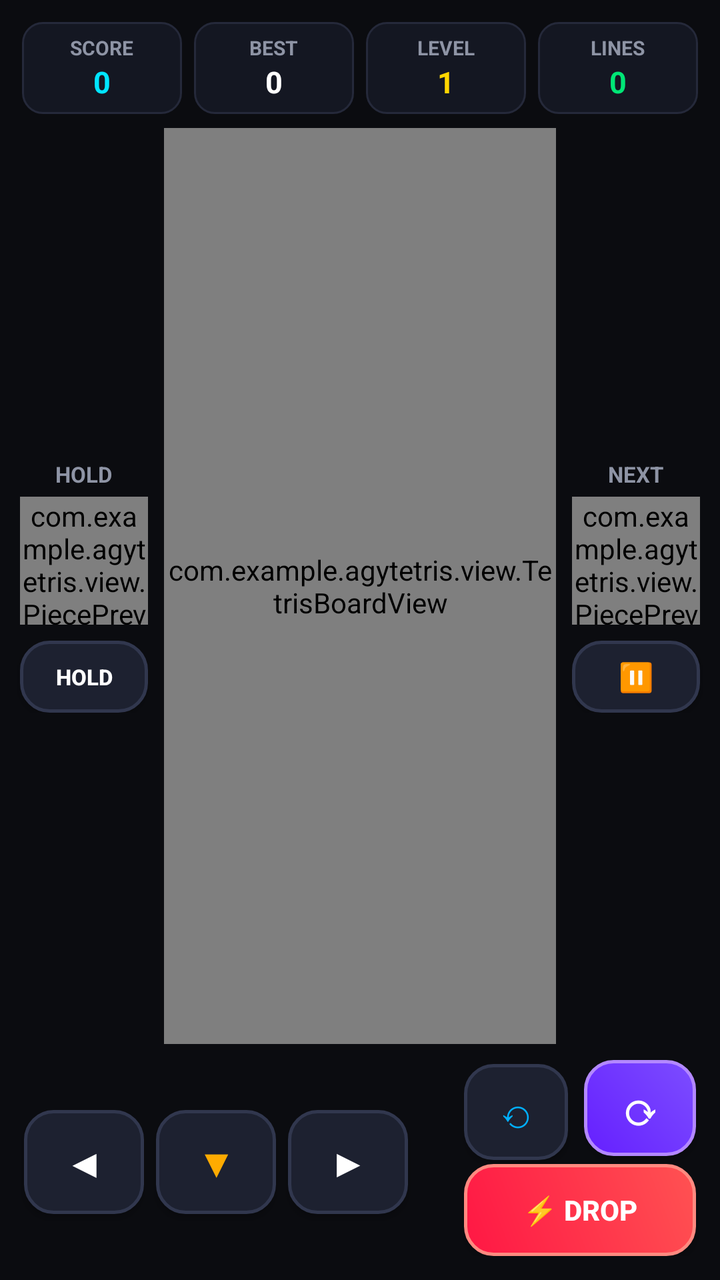
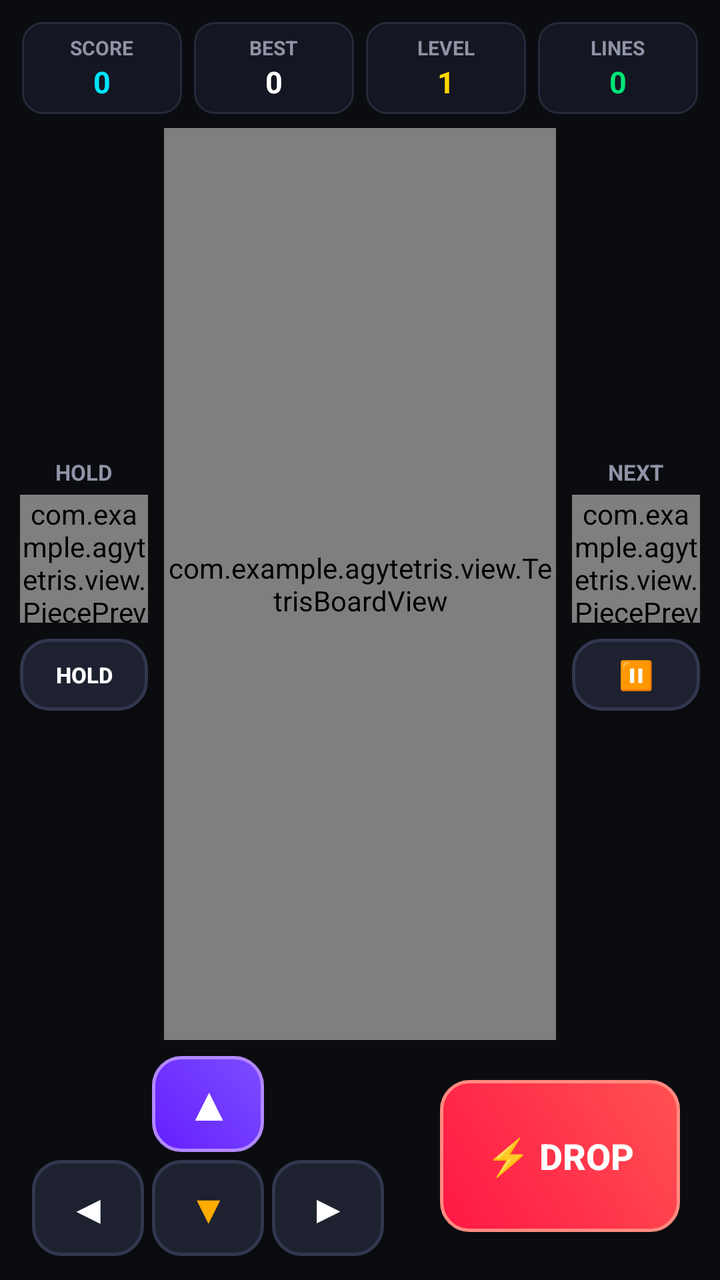

The first picture is an Android layout as it rendered before a commit; the second is the same layout after the commit. The layout source and the unified diff follow.
<!-- AndroidManifest.xml: application theme Theme.AGYTetris -->
<!-- res/layout/activity_main.xml -->
<?xml version="1.0" encoding="utf-8"?>
<FrameLayout xmlns:android="http://schemas.android.com/apk/res/android"
    xmlns:app="http://schemas.android.com/apk/res-auto"
    xmlns:tools="http://schemas.android.com/tools"
    android:id="@+id/rootContainer"
    android:layout_width="match_parent"
    android:layout_height="match_parent"
    android:background="@color/bg_dark">

    <androidx.constraintlayout.widget.ConstraintLayout
        android:id="@+id/main"
        android:layout_width="match_parent"
        android:layout_height="match_parent"
        android:padding="8dp">

        
        <LinearLayout
            android:id="@+id/scoreboardLayout"
            android:layout_width="0dp"
            android:layout_height="wrap_content"
            android:orientation="horizontal"
            android:weightSum="4"
            app:layout_constraintEnd_toEndOf="parent"
            app:layout_constraintStart_toStartOf="parent"
            app:layout_constraintTop_toTopOf="parent">

            
            <LinearLayout
                android:layout_width="0dp"
                android:layout_height="wrap_content"
                android:layout_margin="3dp"
                android:layout_weight="1"
                android:background="@drawable/bg_stat_card"
                android:gravity="center"
                android:orientation="vertical"
                android:padding="6dp">

                <TextView
                    android:layout_width="wrap_content"
                    android:layout_height="wrap_content"
                    android:text="@string/score_label"
                    android:textColor="@color/text_secondary"
                    android:textSize="10sp"
                    android:textStyle="bold" />

                <TextView
                    android:id="@+id/tvScore"
                    android:layout_width="wrap_content"
                    android:layout_height="wrap_content"
                    android:text="0"
                    android:textColor="@color/text_accent"
                    android:textSize="15sp"
                    android:textStyle="bold" />
            </LinearLayout>

            
            <LinearLayout
                android:layout_width="0dp"
                android:layout_height="wrap_content"
                android:layout_margin="3dp"
                android:layout_weight="1"
                android:background="@drawable/bg_stat_card"
                android:gravity="center"
                android:orientation="vertical"
                android:padding="6dp">

                <TextView
                    android:layout_width="wrap_content"
                    android:layout_height="wrap_content"
                    android:text="@string/high_score_label"
                    android:textColor="@color/text_secondary"
                    android:textSize="10sp"
                    android:textStyle="bold" />

                <TextView
                    android:id="@+id/tvHighScore"
                    android:layout_width="wrap_content"
                    android:layout_height="wrap_content"
                    android:text="0"
                    android:textColor="@color/text_primary"
                    android:textSize="15sp"
                    android:textStyle="bold" />
            </LinearLayout>

            
            <LinearLayout
                android:layout_width="0dp"
                android:layout_height="wrap_content"
                android:layout_margin="3dp"
                android:layout_weight="1"
                android:background="@drawable/bg_stat_card"
                android:gravity="center"
                android:orientation="vertical"
                android:padding="6dp">

                <TextView
                    android:layout_width="wrap_content"
                    android:layout_height="wrap_content"
                    android:text="@string/level_label"
                    android:textColor="@color/text_secondary"
                    android:textSize="10sp"
                    android:textStyle="bold" />

                <TextView
                    android:id="@+id/tvLevel"
                    android:layout_width="wrap_content"
                    android:layout_height="wrap_content"
                    android:text="1"
                    android:textColor="#FFD600"
                    android:textSize="15sp"
                    android:textStyle="bold" />
            </LinearLayout>

            
            <LinearLayout
                android:layout_width="0dp"
                android:layout_height="wrap_content"
                android:layout_margin="3dp"
                android:layout_weight="1"
                android:background="@drawable/bg_stat_card"
                android:gravity="center"
                android:orientation="vertical"
                android:padding="6dp">

                <TextView
                    android:layout_width="wrap_content"
                    android:layout_height="wrap_content"
                    android:text="@string/lines_label"
                    android:textColor="@color/text_secondary"
                    android:textSize="10sp"
                    android:textStyle="bold" />

                <TextView
                    android:id="@+id/tvLines"
                    android:layout_width="wrap_content"
                    android:layout_height="wrap_content"
                    android:text="0"
                    android:textColor="#00E676"
                    android:textSize="15sp"
                    android:textStyle="bold" />
            </LinearLayout>
        </LinearLayout>

        
        <LinearLayout
            android:id="@+id/leftSidePanel"
            android:layout_width="68dp"
            android:layout_height="wrap_content"
            android:gravity="center_horizontal"
            android:orientation="vertical"
            app:layout_constraintBottom_toTopOf="@+id/controlsLayout"
            app:layout_constraintStart_toStartOf="parent"
            app:layout_constraintTop_toBottomOf="@+id/scoreboardLayout">

            <TextView
                android:layout_width="wrap_content"
                android:layout_height="wrap_content"
                android:layout_marginBottom="4dp"
                android:text="@string/hold_label"
                android:textColor="@color/text_secondary"
                android:textSize="11sp"
                android:textStyle="bold" />

            <com.example.agytetris.view.PiecePreviewView
                android:id="@+id/holdPreviewView"
                android:layout_width="64dp"
                android:layout_height="64dp" />

            <androidx.appcompat.widget.AppCompatButton
                android:id="@+id/btnHold"
                android:layout_width="64dp"
                android:layout_height="36dp"
                android:layout_marginTop="8dp"
                android:background="@drawable/bg_control_btn"
                android:text="@string/hold_label"
                android:textColor="@color/text_primary"
                android:textSize="11sp"
                android:textStyle="bold" />
        </LinearLayout>

        
        <com.example.agytetris.view.TetrisBoardView
            android:id="@+id/tetrisBoardView"
            android:layout_width="0dp"
            android:layout_height="0dp"
            android:layout_marginHorizontal="6dp"
            android:layout_marginVertical="4dp"
            app:layout_constraintBottom_toTopOf="@+id/controlsLayout"
            app:layout_constraintEnd_toStartOf="@+id/rightSidePanel"
            app:layout_constraintStart_toEndOf="@+id/leftSidePanel"
            app:layout_constraintTop_toBottomOf="@+id/scoreboardLayout" />

        
        <LinearLayout
            android:id="@+id/rightSidePanel"
            android:layout_width="68dp"
            android:layout_height="wrap_content"
            android:gravity="center_horizontal"
            android:orientation="vertical"
            app:layout_constraintBottom_toTopOf="@+id/controlsLayout"
            app:layout_constraintEnd_toEndOf="parent"
            app:layout_constraintTop_toBottomOf="@+id/scoreboardLayout">

            <TextView
                android:layout_width="wrap_content"
                android:layout_height="wrap_content"
                android:layout_marginBottom="4dp"
                android:text="@string/next_label"
                android:textColor="@color/text_secondary"
                android:textSize="11sp"
                android:textStyle="bold" />

            <com.example.agytetris.view.PiecePreviewView
                android:id="@+id/nextPreviewView"
                android:layout_width="64dp"
                android:layout_height="64dp" />

            <androidx.appcompat.widget.AppCompatButton
                android:id="@+id/btnPause"
                android:layout_width="64dp"
                android:layout_height="36dp"
                android:layout_marginTop="8dp"
                android:background="@drawable/bg_control_btn"
                android:text="⏸"
                android:textColor="@color/text_primary"
                android:textSize="14sp" />
        </LinearLayout>

        
        <androidx.constraintlayout.widget.ConstraintLayout
            android:id="@+id/controlsLayout"
            android:layout_width="0dp"
            android:layout_height="wrap_content"
            android:paddingVertical="4dp"
            app:layout_constraintBottom_toBottomOf="parent"
            app:layout_constraintEnd_toEndOf="parent"
            app:layout_constraintStart_toStartOf="parent">

            
            <androidx.appcompat.widget.AppCompatButton
                android:id="@+id/btnLeft"
                android:layout_width="60dp"
                android:layout_height="52dp"
                android:layout_marginStart="4dp"
                android:background="@drawable/bg_control_btn"
                android:text="◀"
                android:textColor="@color/text_primary"
                android:textSize="20sp"
                app:layout_constraintBottom_toBottomOf="@+id/btnSoftDrop"
                app:layout_constraintStart_toStartOf="parent"
                app:layout_constraintTop_toTopOf="@+id/btnSoftDrop" />

            <androidx.appcompat.widget.AppCompatButton
                android:id="@+id/btnSoftDrop"
                android:layout_width="60dp"
                android:layout_height="52dp"
                android:layout_marginHorizontal="6dp"
                android:layout_marginTop="4dp"
                android:background="@drawable/bg_control_btn"
                android:text="▼"
                android:textColor="@color/btn_soft_drop"
                android:textSize="20sp"
                app:layout_constraintBottom_toBottomOf="parent"
                app:layout_constraintStart_toEndOf="@+id/btnLeft"
                app:layout_constraintTop_toTopOf="parent" />

            <androidx.appcompat.widget.AppCompatButton
                android:id="@+id/btnRight"
                android:layout_width="60dp"
                android:layout_height="52dp"
                android:layout_marginStart="6dp"
                android:background="@drawable/bg_control_btn"
                android:text="▶"
                android:textColor="@color/text_primary"
                android:textSize="20sp"
                app:layout_constraintBottom_toBottomOf="@+id/btnSoftDrop"
                app:layout_constraintStart_toEndOf="@+id/btnSoftDrop"
                app:layout_constraintTop_toTopOf="@+id/btnSoftDrop" />

            
            <androidx.appcompat.widget.AppCompatButton
                android:id="@+id/btnRotateCCW"
                android:layout_width="52dp"
                android:layout_height="48dp"
                android:layout_marginEnd="8dp"
                android:background="@drawable/bg_control_btn"
                android:text="⟲"
                android:textColor="@color/btn_action"
                android:textSize="20sp"
                app:layout_constraintBottom_toTopOf="@+id/btnHardDrop"
                app:layout_constraintEnd_toStartOf="@+id/btnRotateCW"
                app:layout_constraintTop_toTopOf="parent" />

            <androidx.appcompat.widget.AppCompatButton
                android:id="@+id/btnRotateCW"
                android:layout_width="56dp"
                android:layout_height="48dp"
                android:layout_marginEnd="4dp"
                android:background="@drawable/bg_rotate_btn"
                android:text="⟳"
                android:textColor="@color/white"
                android:textSize="22sp"
                android:textStyle="bold"
                app:layout_constraintBottom_toTopOf="@+id/btnHardDrop"
                app:layout_constraintEnd_toEndOf="parent"
                app:layout_constraintTop_toTopOf="parent" />

            <androidx.appcompat.widget.AppCompatButton
                android:id="@+id/btnHardDrop"
                android:layout_width="116dp"
                android:layout_height="46dp"
                android:layout_marginTop="4dp"
                android:layout_marginEnd="4dp"
                android:background="@drawable/bg_hard_drop_btn"
                android:text="⚡ DROP"
                android:textColor="@color/white"
                android:textSize="14sp"
                android:textStyle="bold"
                app:layout_constraintBottom_toBottomOf="parent"
                app:layout_constraintEnd_toEndOf="parent"
                app:layout_constraintTop_toBottomOf="@+id/btnRotateCW" />

        </androidx.constraintlayout.widget.ConstraintLayout>

    </androidx.constraintlayout.widget.ConstraintLayout>

    
    <LinearLayout
        android:id="@+id/overlayGameOver"
        android:layout_width="match_parent"
        android:layout_height="match_parent"
        android:background="#E60B0C10"
        android:gravity="center"
        android:orientation="vertical"
        android:padding="24dp"
        android:visibility="gone"
        tools:visibility="gone">

        <TextView
            android:layout_width="wrap_content"
            android:layout_height="wrap_content"
            android:text="@string/game_over_title"
            android:textColor="#FF1744"
            android:textSize="32sp"
            android:textStyle="bold" />

        <TextView
            android:id="@+id/tvFinalScore"
            android:layout_width="wrap_content"
            android:layout_height="wrap_content"
            android:layout_marginTop="16dp"
            android:text="SCORE: 0"
            android:textColor="@color/text_primary"
            android:textSize="20sp"
            android:textStyle="bold" />

        <TextView
            android:id="@+id/tvNewRecordBadge"
            android:layout_width="wrap_content"
            android:layout_height="wrap_content"
            android:layout_marginTop="8dp"
            android:background="#2E7D32"
            android:paddingHorizontal="12dp"
            android:paddingVertical="4dp"
            android:text="@string/new_record_msg"
            android:textColor="@color/white"
            android:textSize="12sp"
            android:textStyle="bold"
            android:visibility="gone" />

        <androidx.appcompat.widget.AppCompatButton
            android:id="@+id/btnPlayAgain"
            android:layout_width="180dp"
            android:layout_height="52dp"
            android:layout_marginTop="28dp"
            android:background="@drawable/bg_rotate_btn"
            android:text="@string/btn_new_game"
            android:textColor="@color/white"
            android:textSize="16sp"
            android:textStyle="bold" />
    </LinearLayout>

    
    <LinearLayout
        android:id="@+id/overlayPause"
        android:layout_width="match_parent"
        android:layout_height="match_parent"
        android:background="#CC0B0C10"
        android:gravity="center"
        android:orientation="vertical"
        android:padding="24dp"
        android:visibility="gone"
        tools:visibility="gone">

        <TextView
            android:layout_width="wrap_content"
            android:layout_height="wrap_content"
            android:text="@string/game_paused_title"
            android:textColor="@color/text_accent"
            android:textSize="32sp"
            android:textStyle="bold" />

        <androidx.appcompat.widget.AppCompatButton
            android:id="@+id/btnResume"
            android:layout_width="180dp"
            android:layout_height="50dp"
            android:layout_marginTop="28dp"
            android:background="@drawable/bg_control_btn"
            android:text="@string/btn_resume"
            android:textColor="@color/text_primary"
            android:textSize="15sp"
            android:textStyle="bold" />

        <androidx.appcompat.widget.AppCompatButton
            android:id="@+id/btnRestart"
            android:layout_width="180dp"
            android:layout_height="50dp"
            android:layout_marginTop="12dp"
            android:background="@drawable/bg_control_btn"
            android:text="@string/btn_restart"
            android:textColor="#FF5252"
            android:textSize="15sp"
            android:textStyle="bold" />
    </LinearLayout>

</FrameLayout>
<!-- resources referenced by this layout -->
<resources>
  <color name="bg_dark">#0B0C10</color>
  <color name="btn_action">#00B0FF</color>
  <color name="btn_soft_drop">#FFAB00</color>
  <color name="text_accent">#00E5FF</color>
  <color name="text_primary">#FFFFFF</color>
  <color name="text_secondary">#8E94A5</color>
  <color name="white">#FFFFFFFF</color>
  <!-- drawable bg_control_btn (drawable) -->
  <?xml version="1.0" encoding="utf-8"?>
  <ripple xmlns:android="http://schemas.android.com/apk/res/android"
      android:color="#4DFFFFFF">
      <item>
          <shape android:shape="rectangle">
              <solid android:color="@color/btn_control_bg" />
              <corners android:radius="14dp" />
              <stroke
                  android:width="1.5dp"
                  android:color="@color/btn_control_stroke" />
          </shape>
      </item>
  </ripple>
  <!-- drawable bg_hard_drop_btn (drawable) -->
  <?xml version="1.0" encoding="utf-8"?>
  <ripple xmlns:android="http://schemas.android.com/apk/res/android"
      android:color="#80FFFFFF">
      <item>
          <shape android:shape="rectangle">
              <gradient
                  android:angle="45"
                  android:startColor="#FF1744"
                  android:endColor="#FF5252" />
              <corners android:radius="14dp" />
              <stroke
                  android:width="1.5dp"
                  android:color="#FF8A80" />
          </shape>
      </item>
  </ripple>
  <!-- drawable bg_rotate_btn (drawable) -->
  <?xml version="1.0" encoding="utf-8"?>
  <ripple xmlns:android="http://schemas.android.com/apk/res/android"
      android:color="#80FFFFFF">
      <item>
          <shape android:shape="rectangle">
              <gradient
                  android:angle="45"
                  android:startColor="#651FFF"
                  android:endColor="#7C4DFF" />
              <corners android:radius="14dp" />
              <stroke
                  android:width="1.5dp"
                  android:color="#B388FF" />
          </shape>
      </item>
  </ripple>
  <!-- drawable bg_stat_card (drawable) -->
  <?xml version="1.0" encoding="utf-8"?>
  <shape xmlns:android="http://schemas.android.com/apk/res/android"
      android:shape="rectangle">
      <solid android:color="@color/surface_dark" />
      <corners android:radius="10dp" />
      <stroke
          android:width="1dp"
          android:color="@color/surface_border" />
  </shape>
  <string name="btn_new_game">PLAY AGAIN</string>
  <string name="btn_restart">RESTART</string>
  <string name="btn_resume">RESUME</string>
  <string name="game_over_title">GAME OVER</string>
  <string name="game_paused_title">PAUSED</string>
  <string name="high_score_label">BEST</string>
  <string name="hold_label">HOLD</string>
  <string name="level_label">LEVEL</string>
  <string name="lines_label">LINES</string>
  <string name="new_record_msg">NEW RECORD!</string>
  <string name="next_label">NEXT</string>
  <string name="score_label">SCORE</string>
  <style name="Theme.AGYTetris" parent="Base.Theme.AGYTetris" />
  <color name="btn_control_bg">#1D2130</color>
  <color name="btn_control_stroke">#31374E</color>
  <color name="surface_dark">#141722</color>
  <color name="surface_border">#25293A</color>
  <style name="Base.Theme.AGYTetris" parent="Theme.Material3.Dark.NoActionBar">
          <item name="android:windowBackground">@color/bg_dark</item>
          <item name="android:statusBarColor">@color/bg_dark</item>
          <item name="android:navigationBarColor">@color/bg_dark</item>
      </style>
</resources>

<!-- the commit's change to res/layout/activity_main.xml (unified diff, before → after) -->
@@ -237,88 +237,91 @@
             app:layout_constraintStart_toStartOf="parent">
 
             
-            <androidx.appcompat.widget.AppCompatButton
-                android:id="@+id/btnLeft"
-                android:layout_width="60dp"
-                android:layout_height="52dp"
-                android:layout_marginStart="4dp"
-                android:background="@drawable/bg_control_btn"
-                android:text="◀"
-                android:textColor="@color/text_primary"
-                android:textSize="20sp"
-                app:layout_constraintBottom_toBottomOf="@+id/btnSoftDrop"
+            <androidx.constraintlayout.widget.ConstraintLayout
+                android:id="@+id/dpadLayout"
+                android:layout_width="wrap_content"
+                android:layout_height="wrap_content"
+                android:layout_marginStart="8dp"
+                app:layout_constraintBottom_toBottomOf="parent"
                 app:layout_constraintStart_toStartOf="parent"
-                app:layout_constraintTop_toTopOf="@+id/btnSoftDrop" />
-
-            <androidx.appcompat.widget.AppCompatButton
-                android:id="@+id/btnSoftDrop"
-                android:layout_width="60dp"
-                android:layout_height="52dp"
-                android:layout_marginHorizontal="6dp"
-                android:layout_marginTop="4dp"
-                android:background="@drawable/bg_control_btn"
-                android:text="▼"
-                android:textColor="@color/btn_soft_drop"
-                android:textSize="20sp"
-                app:layout_constraintBottom_toBottomOf="parent"
-                app:layout_constraintStart_toEndOf="@+id/btnLeft"
-                app:layout_constraintTop_toTopOf="parent" />
-
-            <androidx.appcompat.widget.AppCompatButton
-                android:id="@+id/btnRight"
-                android:layout_width="60dp"
-                android:layout_height="52dp"
-                android:layout_marginStart="6dp"
-                android:background="@drawable/bg_control_btn"
-                android:text="▶"
-                android:textColor="@color/text_primary"
-                android:textSize="20sp"
-                app:layout_constraintBottom_toBottomOf="@+id/btnSoftDrop"
-                app:layout_constraintStart_toEndOf="@+id/btnSoftDrop"
-                app:layout_constraintTop_toTopOf="@+id/btnSoftDrop" />
-
-            
-            <androidx.appcompat.widget.AppCompatButton
-                android:id="@+id/btnRotateCCW"
-                android:layout_width="52dp"
-                android:layout_height="48dp"
-                android:layout_marginEnd="8dp"
-                android:background="@drawable/bg_control_btn"
-                android:text="⟲"
-                android:textColor="@color/btn_action"
-                android:textSize="20sp"
-                app:layout_constraintBottom_toTopOf="@+id/btnHardDrop"
-                app:layout_constraintEnd_toStartOf="@+id/btnRotateCW"
-                app:layout_constraintTop_toTopOf="parent" />
-
-            <androidx.appcompat.widget.AppCompatButton
-                android:id="@+id/btnRotateCW"
-                android:layout_width="56dp"
-                android:layout_height="48dp"
-                android:layout_marginEnd="4dp"
-                android:background="@drawable/bg_rotate_btn"
-                android:text="⟳"
-                android:textColor="@color/white"
-                android:textSize="22sp"
-                android:textStyle="bold"
-                app:layout_constraintBottom_toTopOf="@+id/btnHardDrop"
-                app:layout_constraintEnd_toEndOf="parent"
-                app:layout_constraintTop_toTopOf="parent" />
-
+                app:layout_constraintTop_toTopOf="parent">
+
+                
+                <androidx.appcompat.widget.AppCompatButton
+                    android:id="@+id/btnRotateCW"
+                    android:layout_width="56dp"
+                    android:layout_height="48dp"
+                    android:background="@drawable/bg_rotate_btn"
+                    android:text="▲"
+                    android:textColor="@color/white"
+                    android:textSize="22sp"
+                    android:textStyle="bold"
+                    app:layout_constraintBottom_toTopOf="@+id/btnSoftDrop"
+                    app:layout_constraintEnd_toEndOf="@+id/btnSoftDrop"
+                    app:layout_constraintStart_toStartOf="@+id/btnSoftDrop"
+                    app:layout_constraintTop_toTopOf="parent" />
+
+                
+                <androidx.appcompat.widget.AppCompatButton
+                    android:id="@+id/btnLeft"
+                    android:layout_width="56dp"
+                    android:layout_height="48dp"
+                    android:layout_marginEnd="4dp"
+                    android:background="@drawable/bg_control_btn"
+                    android:text="◀"
+                    android:textColor="@color/text_primary"
+                    android:textSize="20sp"
+                    app:layout_constraintBottom_toBottomOf="@+id/btnSoftDrop"
+                    app:layout_constraintEnd_toStartOf="@+id/btnSoftDrop"
+                    app:layout_constraintStart_toStartOf="parent"
+                    app:layout_constraintTop_toTopOf="@+id/btnSoftDrop" />
+
+                
+                <androidx.appcompat.widget.AppCompatButton
+                    android:id="@+id/btnSoftDrop"
+                    android:layout_width="56dp"
+                    android:layout_height="48dp"
+                    android:layout_marginTop="4dp"
+                    android:background="@drawable/bg_control_btn"
+                    android:text="▼"
+                    android:textColor="@color/btn_soft_drop"
+                    android:textSize="20sp"
+                    app:layout_constraintBottom_toBottomOf="parent"
+                    app:layout_constraintEnd_toStartOf="@+id/btnRight"
+                    app:layout_constraintStart_toEndOf="@+id/btnLeft"
+                    app:layout_constraintTop_toBottomOf="@+id/btnRotateCW" />
+
+                
+                <androidx.appcompat.widget.AppCompatButton
+                    android:id="@+id/btnRight"
+                    android:layout_width="56dp"
+                    android:layout_height="48dp"
+                    android:layout_marginStart="4dp"
+                    android:background="@drawable/bg_control_btn"
+                    android:text="▶"
+                    android:textColor="@color/text_primary"
+                    android:textSize="20sp"
+                    app:layout_constraintBottom_toBottomOf="@+id/btnSoftDrop"
+                    app:layout_constraintEnd_toEndOf="parent"
+                    app:layout_constraintStart_toEndOf="@+id/btnSoftDrop"
+                    app:layout_constraintTop_toTopOf="@+id/btnSoftDrop" />
+
+            </androidx.constraintlayout.widget.ConstraintLayout>
+
+            
             <androidx.appcompat.widget.AppCompatButton
                 android:id="@+id/btnHardDrop"
-                android:layout_width="116dp"
-                android:layout_height="46dp"
-                android:layout_marginTop="4dp"
-                android:layout_marginEnd="4dp"
+                android:layout_width="120dp"
+                android:layout_height="76dp"
+                android:layout_marginEnd="12dp"
                 android:background="@drawable/bg_hard_drop_btn"
                 android:text="⚡ DROP"
                 android:textColor="@color/white"
-                android:textSize="14sp"
+                android:textSize="18sp"
                 android:textStyle="bold"
                 app:layout_constraintBottom_toBottomOf="parent"
                 app:layout_constraintEnd_toEndOf="parent"
-                app:layout_constraintTop_toBottomOf="@+id/btnRotateCW" />
+                app:layout_constraintTop_toTopOf="parent" />
 
         </androidx.constraintlayout.widget.ConstraintLayout>
 
<!-- resource entries referenced after the edit -->
@@ -1,7 +1,6 @@
 <!-- resources referenced by this layout -->
 <resources>
   <color name="bg_dark">#0B0C10</color>
-  <color name="btn_action">#00B0FF</color>
   <color name="btn_soft_drop">#FFAB00</color>
   <color name="text_accent">#00E5FF</color>
   <color name="text_primary">#FFFFFF</color>
